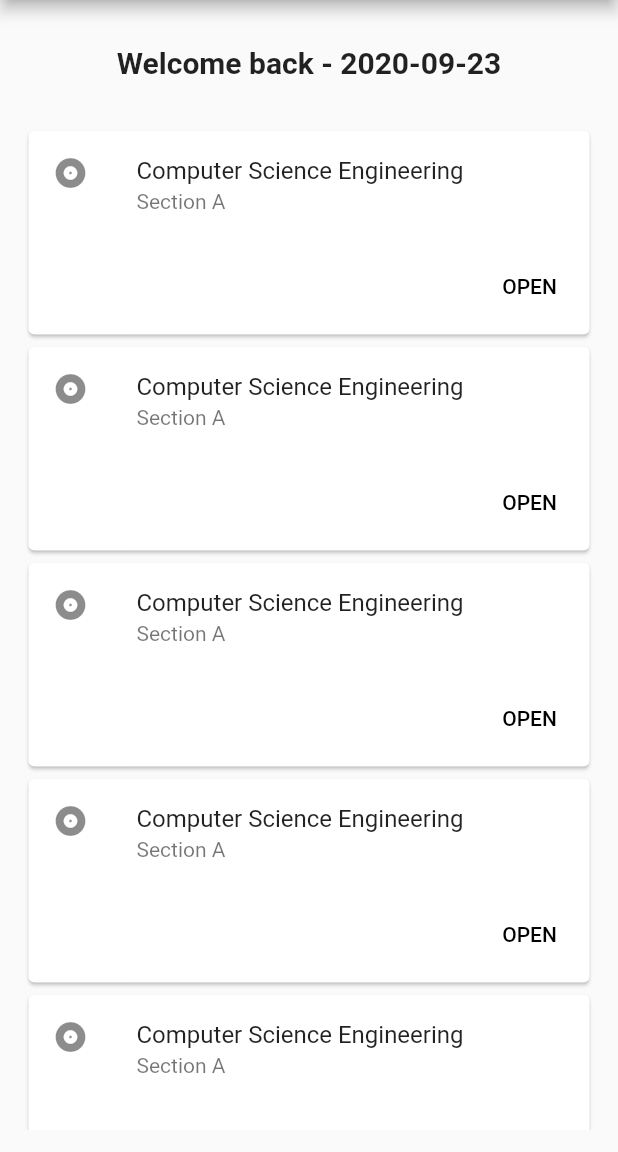
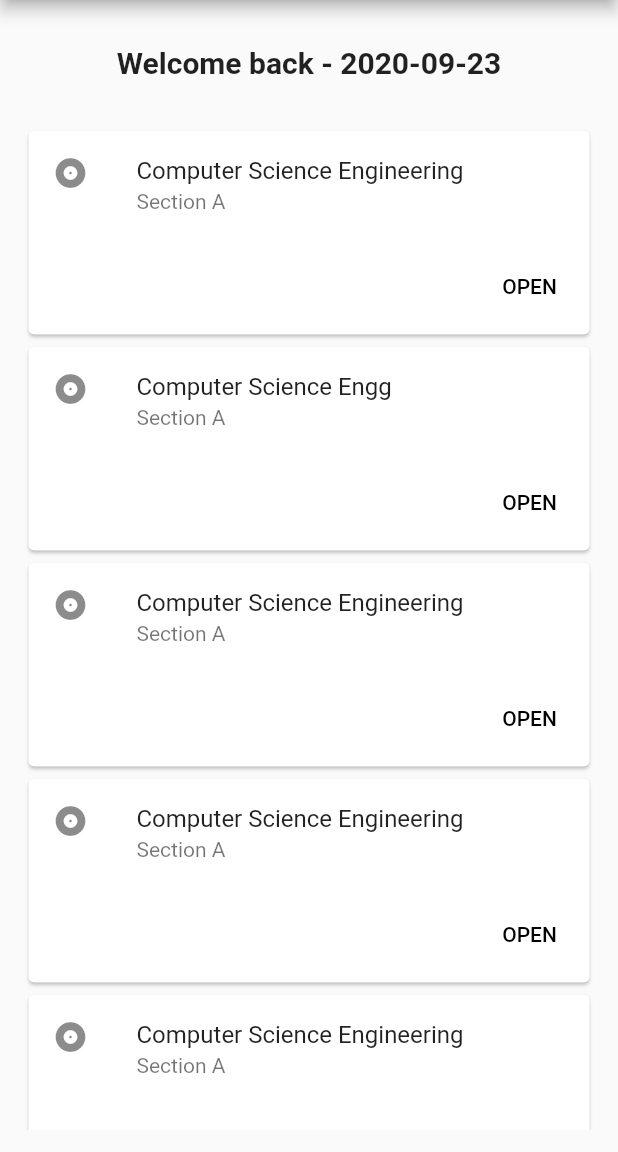
Before and after one commit to akillika/attendance_manager, a Flutter app: the screen it shows after launch, on a phone screen of 412 x 824 dp, the part 84-1236 px from its top. Run offline on Flutter 3.47's test engine with Material 2 defaults, Android fonts, the light colour scheme and no system bars.

```diff
--- a/lib/main.dart
+++ b/lib/main.dart
@@ -87,7 +87,7 @@ class _MyHomePageState extends State<MyHomePage> {
                   children: <Widget>[
                     const ListTile(
                       leading: Icon(Icons.album),
-                      title: Text('Computer Science Engineering'),
+                      title: Text('Computer Science Engg'),
                       subtitle: Text('Section A'),
                     ),
                     ButtonBar(
```
Also changed, not shown: 3 other files.
